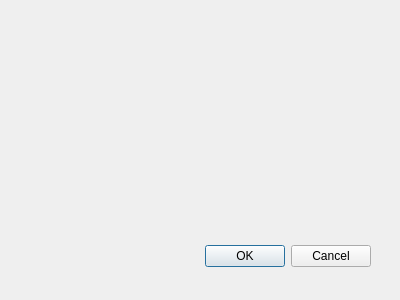
Before: the Qt Designer form theme_dlg.ui in Testorator/Testik, drawn with Qt 5.
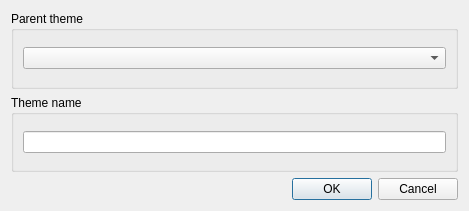
After: the same form once the commit is applied.

```diff
--- a/theme_dlg.ui
+++ b/theme_dlg.ui
@@ -8,22 +8,28 @@
    <rect>
     <x>0</x>
     <y>0</y>
-    <width>400</width>
-    <height>300</height>
+    <width>469</width>
+    <height>211</height>
    </rect>
   </property>
   <property name="windowTitle">
    <string>Dialog</string>
   </property>
-  <widget name="buttonBox" class="QDialogButtonBox">
-   <property name="geometry">
-    <rect>
-     <x>30</x>
-     <y>240</y>
-     <width>341</width>
-     <height>32</height>
-    </rect>
-   </property>
+  <layout class="QGridLayout" name="gridLayout">
+   <item row="0" column="0">
+    <widget class="QGroupBox" name="groupBox">
+     <property name="title">
+      <string>Parent theme</string>
+     </property>
+     <layout class="QGridLayout" name="gridLayout_2">
+      <item row="0" column="0">
+       <widget class="QComboBox" name="comboBox_PThemes"/>
+      </item>
+     </layout>
+    </widget>
+   </item>
+   <item row="2" column="0">
+    <widget class="QDialogButtonBox" name="buttonBox">
    <property name="orientation">
     <enum>Qt::Horizontal</enum>
    </property>
@@ -31,8 +37,21 @@
     <set>QDialogButtonBox::Cancel|QDialogButtonBox::Ok</set>
    </property>
   </widget>
- </widget>
- <pixmapfunction/>
+   </item>
+   <item row="1" column="0">
+    <widget class="QGroupBox" name="groupBox_2">
+     <property name="title">
+      <string>Theme name</string>
+     </property>
+     <layout class="QGridLayout" name="gridLayout_3">
+      <item row="0" column="0">
+       <widget class="QLineEdit" name="lineEdit_ThemeName"/>
+      </item>
+     </layout>
+    </widget>
+   </item>
+  </layout>
+ </widget>
  <resources/>
  <connections>
   <connection>
```
Left out of the diff: 6 changed lines with no effect on the pictures. Lines whose indentation alone changed are shown as unchanged.
